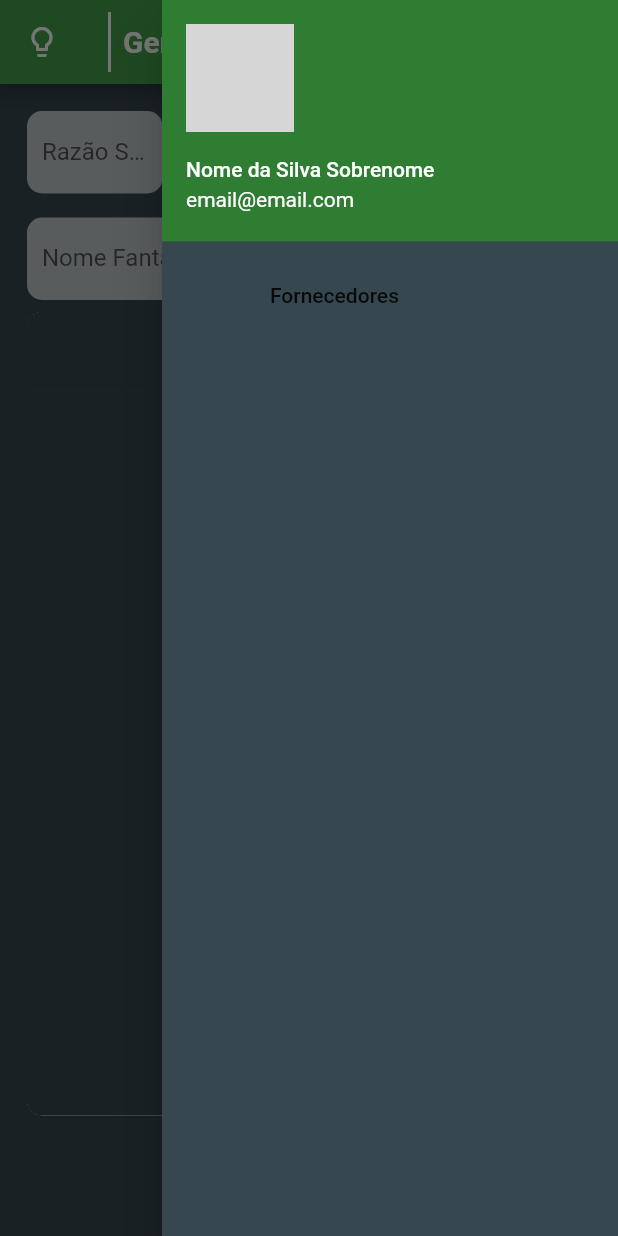
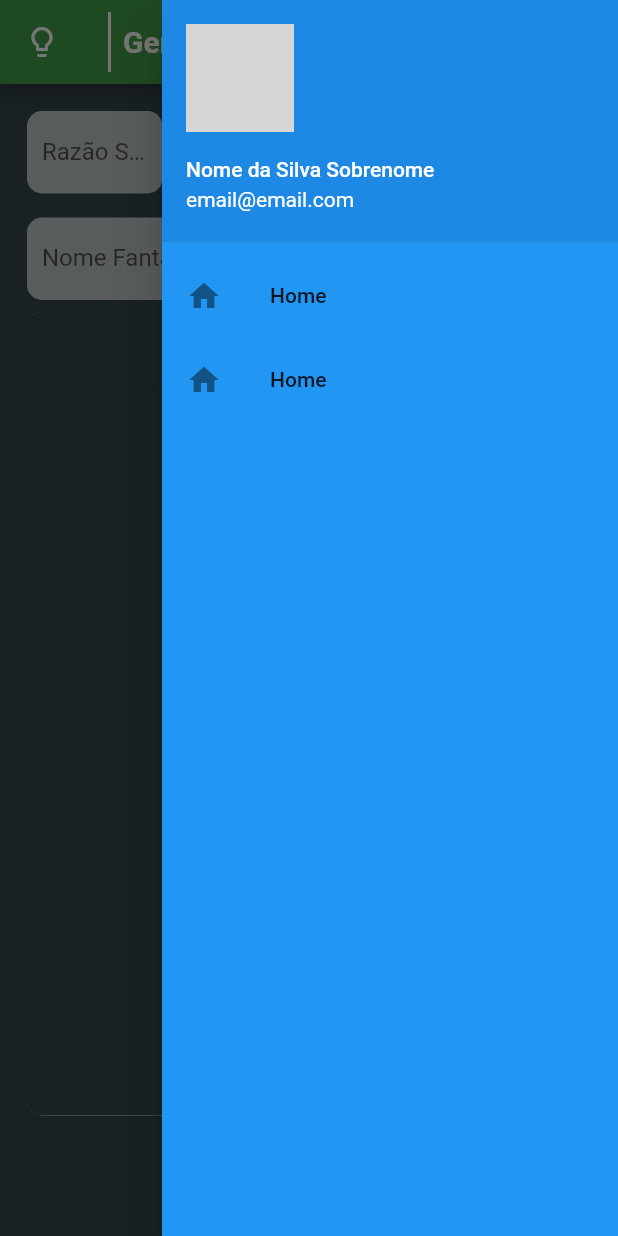
Before and after one commit to MatheusYudi/almoxarifado-app, a Flutter app: the Fornecedores screen opened by its route, with the side drawer open, on a phone screen of 412 x 824 dp. Run offline on Flutter 3.47's test engine with Material 2 defaults, Android fonts, the phone set to English and light mode, and no system bars; network calls fail; grey boxes are pictures that could not be loaded.

Commit message:
Criado componente padrao de menu

```diff
--- a/lib/view/fornecedores.dart
+++ b/lib/view/fornecedores.dart
@@ -1,10 +1,10 @@
-import 'package:almoxarifado/teste_data.dart';
 import 'package:flutter/material.dart';
 
 import '../util/routes.dart';
 import '../widgets/data_grid.dart';
 import '../widgets/default_app_bar.dart';
-import '../widgets/default_drawer.dart';
+import '../widgets/menu.dart';
+import '../widgets/menu_itens.dart';
 
 class Fornecedores extends StatefulWidget {
   const Fornecedores({ Key? key }) : super(key: key);
@@ -158,8 +158,8 @@ class _FornecedoresState extends State<Fornecedores> {
           ),
         ),
       ),
-      endDrawer: DefaultDrawer(
-        pages: pages,
+      endDrawer: Menu(
+        pages: MenuItensList.itens,
       ),
     );
   }
--- /dev/null
+++ b/lib/widgets/menu.dart
@@ -0,0 +1,77 @@
+import 'package:flutter/material.dart';
+
+import 'menu_itens.dart';
+
+class Menu extends StatelessWidget {
+  Widget arrayToWidget(List<MenuItem> arrayMenu, context)
+  {
+    List drawerItens = arrayMenu.map((item) {
+      if(item.children.isEmpty)
+      {
+        return ListTile(
+                  title: item.text,
+                  leading: Icon(item.icon),
+                  onTap: () => Navigator.of(context).pushReplacementNamed(item.pageRoute),
+                );
+      }
+      else
+      {
+        return ExpansionTile(
+            title: item.text ?? const SizedBox.shrink(),
+            backgroundColor: Colors.blue[400],
+            textColor: Colors.black87,
+            children: [
+              Padding(
+                padding: const EdgeInsets.fromLTRB(25, 0, 0, 0),
+                child: arrayToWidget(item.children, context),
+              )
+            ],
+          );
+      }
+    }).toList();
+
+    return ListView.builder(
+      physics: const NeverScrollableScrollPhysics(),
+      padding: EdgeInsets.zero,
+      shrinkWrap: true,
+      itemCount: drawerItens.length,
+      itemBuilder: (BuildContext context, index)
+      {
+        return drawerItens[index];
+      }
+    );
+  }
+
+  final List<MenuItem> pages;
+
+  final Map _user = {
+    'profilePicture':'https://picsum.photos/200',
+    'name':'Nome da Silva Sobrenome',
+    'email':'email@email.com'};
+
+  Menu({required this.pages, Key? key}) : super(key: key);
+
+  @override
+  Widget build(BuildContext context) {
+    return Drawer(
+      child: Container(
+        color: Colors.blue,
+        child: Column(
+          children: [
+            UserAccountsDrawerHeader(
+              decoration: const BoxDecoration(
+                color: Color(0xFF1E88E5),
+              ),
+              currentAccountPicture: ClipOval(
+                child: Image.network(_user['profilePicture']),
+              ),
+              accountName: Text(_user['name']),
+              accountEmail: Text(_user['email']),
+            ),
+            Expanded(child: arrayToWidget(pages, context)),
+          ],
+        ),
+      ),
+    );
+  }
+}
--- /dev/null
+++ b/lib/widgets/menu_itens.dart
@@ -0,0 +1,36 @@
+import 'package:flutter/material.dart';
+
+import '../util/routes.dart';
+
+class MenuItensList
+{
+  static List<MenuItem> itens = [
+    MenuItem(
+      text: const Text('Home'),
+      icon: Icons.home,
+      pageRoute: Routes.homePage,
+    ),
+    MenuItem(
+      text: const Text('Home'),
+      icon: Icons.home,
+      pageRoute: Routes.fornecedores,
+    ),
+  ];
+}
+
+class MenuItem{
+  final Text? text;
+  final IconData? icon; //tipo IconData para ter liberdade de usar o icone outros parametros em qualquer pagina
+  final String pageRoute;
+  final List<MenuItem> children;
+
+  MenuItem({
+    this.text,
+    this.icon,
+    this.pageRoute = '',
+    this.children = const []
+  }):assert(
+    (children.isEmpty && pageRoute != '')
+    || (children.isNotEmpty && pageRoute == '')
+  );
+}
```
